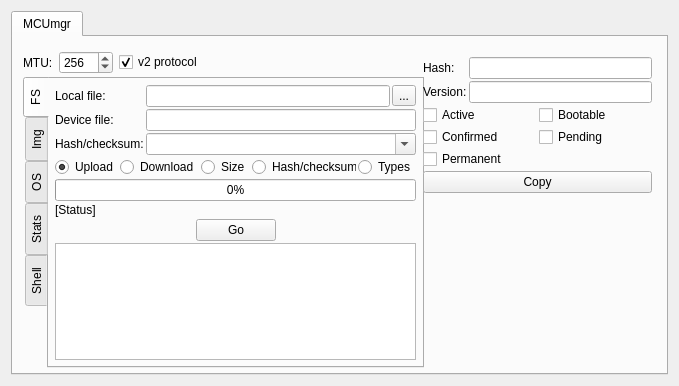
First picture: the form in plugins/mcumgr/form.ui, repository thedjnK/AuTerm, before the edit.
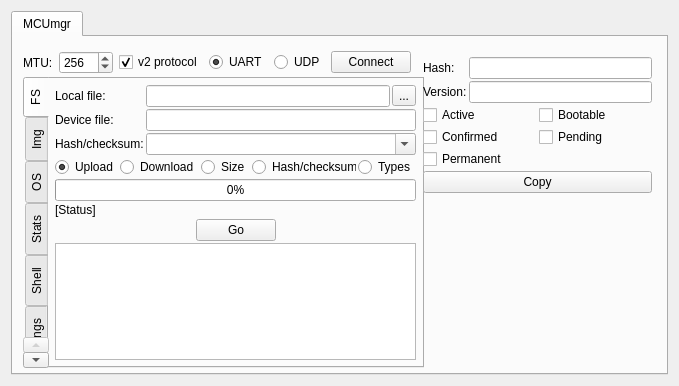
Second picture: the form after the edit. The open tabs and pages were chosen to show the change.

Commit message: plugins: mcumgr: Add transport class and make UART derive from it, add test derived UDP transport, add basic validity functionality to message

Diff of the .ui file:
```diff
--- a/plugins/mcumgr/form.ui
+++ b/plugins/mcumgr/form.ui
@@ -1098,6 +1098,11 @@
          </item>
         </layout>
        </widget>
+       <widget class="QWidget" name="tab_Settings">
+        <attribute name="title">
+         <string>Settings</string>
+        </attribute>
+       </widget>
       </widget>
       <widget class="QWidget" name="verticalLayoutWidget">
        <property name="geometry">
@@ -1228,7 +1233,7 @@
         <rect>
          <x>10</x>
          <y>10</y>
-         <width>341</width>
+         <width>391</width>
          <height>31</height>
         </rect>
        </property>
@@ -1263,6 +1268,30 @@
           </property>
          </widget>
         </item>
+        <item>
+         <widget class="QRadioButton" name="radio_transport_uart">
+          <property name="text">
+           <string>UART</string>
+          </property>
+          <property name="checked">
+           <bool>true</bool>
+          </property>
+         </widget>
+        </item>
+        <item>
+         <widget class="QRadioButton" name="radio_transport_udp">
+          <property name="text">
+           <string>UDP</string>
+          </property>
+         </widget>
+        </item>
+        <item>
+         <widget class="QPushButton" name="btn_transport_connect">
+          <property name="text">
+           <string>Connect</string>
+          </property>
+         </widget>
+        </item>
         <item>
          <spacer name="horizontalSpacer_6">
           <property name="orientation">
```
Left out of the diff: 6 changed lines with no effect on the pictures. The commit also changes 12 other files.
